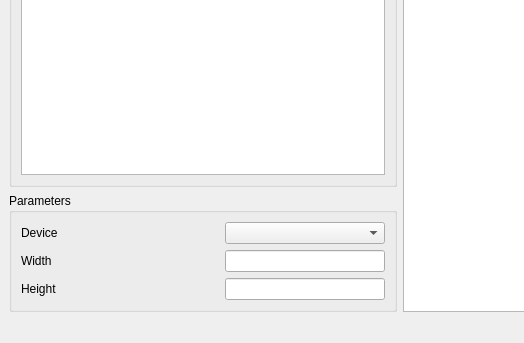
The window that ui/wf_creator.ui (BojanSof/sma-wf-editor) describes before a commit, drawn with Qt 5; both pictures show x 0 to 524 and y 257 to 600 of the 800 by 600 pixel window.
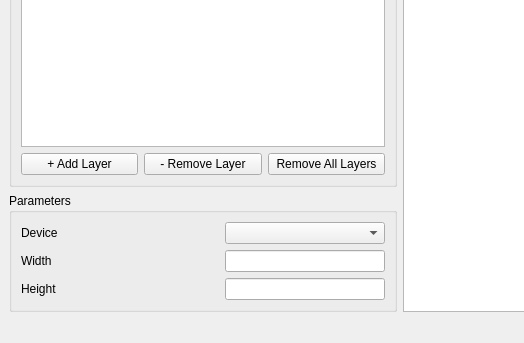
The same window after the commit.

Commit message: Buttons to add and remove layers, working image loading in each layer

Diff of the .ui file:
```diff
--- a/ui/wf_creator.ui
+++ b/ui/wf_creator.ui
@@ -22,10 +22,35 @@
         <property name="title">
          <string>Layers</string>
         </property>
-        <layout class="QHBoxLayout" name="horizontalLayout">
+        <layout class="QVBoxLayout" name="verticalLayout_2">
          <item>
           <widget class="QListWidget" name="lwWfLayers"/>
          </item>
+         <item>
+          <layout class="QHBoxLayout" name="horizontalLayout">
+           <item>
+            <widget class="QPushButton" name="btnAddLayer">
+             <property name="text">
+              <string>+ Add Layer</string>
+             </property>
+            </widget>
+           </item>
+           <item>
+            <widget class="QPushButton" name="btnRemoveLayer">
+             <property name="text">
+              <string>- Remove Layer</string>
+             </property>
+            </widget>
+           </item>
+           <item>
+            <widget class="QPushButton" name="btnRemoveAllLayers">
+             <property name="text">
+              <string>Remove All Layers</string>
+             </property>
+            </widget>
+           </item>
+          </layout>
+         </item>
         </layout>
        </widget>
       </item>
```
The commit also changes 4 other files.
